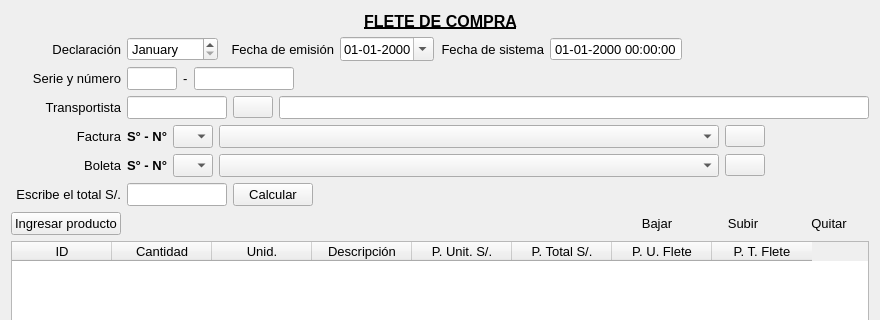
This is Facturacion/compraflete.ui in radtek/manager as Qt 5 draws it before an edit; both pictures show x 0 to 880 and y 0 to 320 of the 880 by 576 pixel window. The edited form follows.
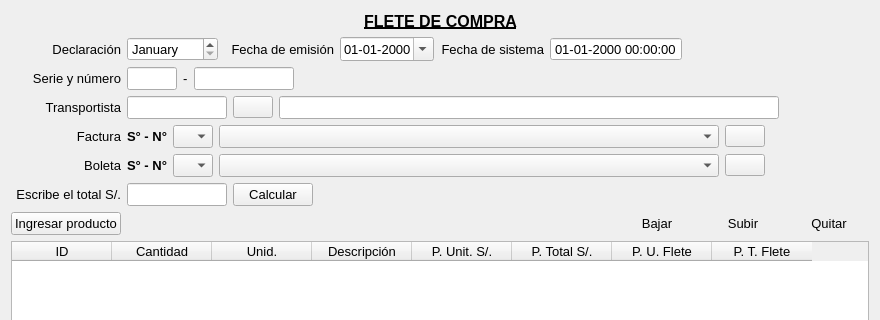
This is the edited form. Icons and pictures are not drawn. Custom widgets are drawn as their Qt base class.

Diff of the .ui file:
```diff
--- a/Facturacion/compraflete.ui
+++ b/Facturacion/compraflete.ui
@@ -381,6 +381,18 @@
      </item>
      <item>
       <widget class="QLineEdit" name="lineEdit_nombre">
+       <property name="minimumSize">
+        <size>
+         <width>500</width>
+         <height>0</height>
+        </size>
+       </property>
+       <property name="maximumSize">
+        <size>
+         <width>500</width>
+         <height>16777215</height>
+        </size>
+       </property>
        <property name="font">
         <font>
          <pointsize>10</pointsize>
@@ -388,6 +400,19 @@
        </property>
       </widget>
      </item>
+     <item>
+      <spacer name="horizontalSpacer_10">
+       <property name="orientation">
+        <enum>Qt::Horizontal</enum>
+       </property>
+       <property name="sizeHint" stdset="0">
+        <size>
+         <width>40</width>
+         <height>20</height>
+        </size>
+       </property>
+      </spacer>
+     </item>
     </layout>
    </item>
    <item>
```
